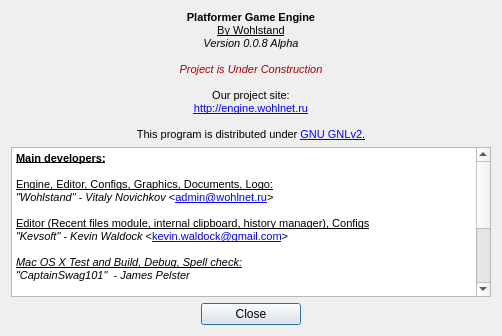
First picture: the form in Editor/aboutdialog.ui, repository WohlSoft/Moondust-Project, before the edit.
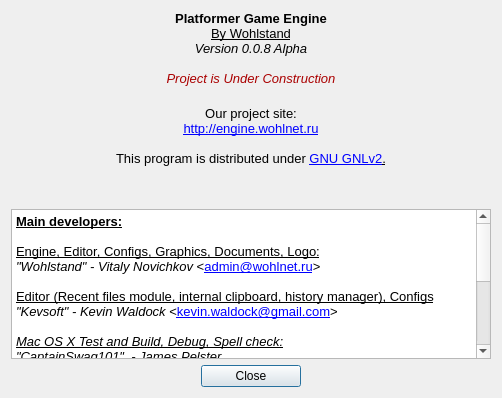
Second picture: the form after the edit. Icons and pictures are not drawn.

Commit message: Test fix aboutDialog size for Mac OS X

Diff of the .ui file:
```diff
--- a/Editor/aboutdialog.ui
+++ b/Editor/aboutdialog.ui
@@ -10,7 +10,7 @@
     <x>0</x>
     <y>0</y>
     <width>500</width>
-    <height>404</height>
+    <height>410</height>
    </rect>
   </property>
   <property name="sizePolicy">
@@ -21,8 +21,8 @@
   </property>
   <property name="minimumSize">
    <size>
-    <width>401</width>
-    <height>0</height>
+    <width>500</width>
+    <height>410</height>
    </size>
   </property>
   <property name="baseSize">
@@ -62,12 +62,12 @@
    <property name="sizeConstraint">
     <enum>QLayout::SetFixedSize</enum>
    </property>
-   <item row="0" column="0" colspan="3">
+   <item row="0" column="0" colspan="3" alignment="Qt::AlignHCenter">
     <widget class="QLabel" name="label">
      <property name="minimumSize">
       <size>
-       <width>0</width>
-       <height>0</height>
+       <width>476</width>
+       <height>192</height>
       </size>
      </property>
      <property name="font">
@@ -87,16 +87,16 @@
       <string>&lt;!DOCTYPE HTML PUBLIC &quot;-//W3C//DTD HTML 4.0//EN&quot; &quot;http://www.w3.org/TR/REC-html40/strict.dtd&quot;&gt;
 &lt;html&gt;&lt;head&gt;&lt;meta name=&quot;qrichtext&quot; content=&quot;1&quot; /&gt;&lt;style type=&quot;text/css&quot;&gt;
 p, li { white-space: pre-wrap; }
-&lt;/style&gt;&lt;/head&gt;&lt;body style=&quot; font-family:'Liberation Sans'; font-size:8pt; font-weight:600; font-style:normal;&quot;&gt;
+&lt;/style&gt;&lt;/head&gt;&lt;body style=&quot; font-family:'Liberation Sans'; font-size:13pt; font-weight:600; font-style:normal;&quot;&gt;
 &lt;p align=&quot;center&quot; style=&quot; margin-top:0px; margin-bottom:0px; margin-left:0px; margin-right:0px; -qt-block-indent:0; text-indent:0px;&quot;&gt;&lt;img src=&quot;:/images/mushroom.png&quot; /&gt;&lt;/p&gt;
-&lt;p align=&quot;center&quot; style=&quot; margin-top:0px; margin-bottom:0px; margin-left:0px; margin-right:0px; -qt-block-indent:0; text-indent:0px;&quot;&gt;Platformer Game Engine&lt;/p&gt;
-&lt;p align=&quot;center&quot; style=&quot; margin-top:0px; margin-bottom:0px; margin-left:0px; margin-right:0px; -qt-block-indent:0; text-indent:0px;&quot;&gt;&lt;span style=&quot; font-weight:400; text-decoration: underline;&quot;&gt;By Wohlstand&lt;/span&gt;&lt;br /&gt;&lt;span style=&quot; font-weight:400; font-style:italic;&quot;&gt;Version 0.0.8 Alpha&lt;/span&gt;&lt;/p&gt;
-&lt;p align=&quot;center&quot; style=&quot;-qt-paragraph-type:empty; margin-top:0px; margin-bottom:0px; margin-left:0px; margin-right:0px; -qt-block-indent:0; text-indent:0px; font-weight:400; font-style:italic;&quot;&gt;&lt;br /&gt;&lt;/p&gt;
-&lt;p align=&quot;center&quot; style=&quot; margin-top:0px; margin-bottom:0px; margin-left:0px; margin-right:0px; -qt-block-indent:0; text-indent:0px;&quot;&gt;&lt;span style=&quot; font-weight:400; font-style:italic; color:#aa0000;&quot;&gt;Project is Under Construction&lt;/span&gt;&lt;span style=&quot; font-weight:400;&quot;&gt;&lt;br /&gt;&lt;/span&gt;&lt;/p&gt;
-&lt;p align=&quot;center&quot; style=&quot; margin-top:0px; margin-bottom:0px; margin-left:0px; margin-right:0px; -qt-block-indent:0; text-indent:0px;&quot;&gt;&lt;span style=&quot; font-weight:400;&quot;&gt;Our project site:&lt;/span&gt;&lt;/p&gt;
-&lt;p align=&quot;center&quot; style=&quot; margin-top:0px; margin-bottom:0px; margin-left:0px; margin-right:0px; -qt-block-indent:0; text-indent:0px;&quot;&gt;&lt;a href=&quot;http://engine.wohlnet.ru&quot;&gt;&lt;span style=&quot; font-weight:400; text-decoration: underline; color:#0000ff;&quot;&gt;http://engine.wohlnet.ru&lt;/span&gt;&lt;/a&gt;&lt;/p&gt;
-&lt;p align=&quot;center&quot; style=&quot;-qt-paragraph-type:empty; margin-top:0px; margin-bottom:0px; margin-left:0px; margin-right:0px; -qt-block-indent:0; text-indent:0px; font-weight:400; text-decoration: underline; color:#0000ff;&quot;&gt;&lt;br /&gt;&lt;/p&gt;
-&lt;p align=&quot;center&quot; style=&quot; margin-top:0px; margin-bottom:0px; margin-left:0px; margin-right:0px; -qt-block-indent:0; text-indent:0px;&quot;&gt;&lt;span style=&quot; font-weight:400;&quot;&gt;This program is distributed under &lt;/span&gt;&lt;a href=&quot;http://www.gnu.org/licenses/gpl-2.0.html&quot;&gt;&lt;span style=&quot; font-weight:400; text-decoration: underline; color:#0000ff;&quot;&gt;GNU GNLv2&lt;/span&gt;&lt;/a&gt;&lt;span style=&quot; font-weight:400; text-decoration: underline;&quot;&gt;.&lt;/span&gt;&lt;/p&gt;&lt;/body&gt;&lt;/html&gt;</string>
+&lt;p align=&quot;center&quot; style=&quot; margin-top:0px; margin-bottom:0px; margin-left:0px; margin-right:0px; -qt-block-indent:0; text-indent:0px;&quot;&gt;&lt;span style=&quot; font-size:10pt;&quot;&gt;Platformer Game Engine&lt;/span&gt;&lt;/p&gt;
+&lt;p align=&quot;center&quot; style=&quot; margin-top:0px; margin-bottom:0px; margin-left:0px; margin-right:0px; -qt-block-indent:0; text-indent:0px;&quot;&gt;&lt;span style=&quot; font-size:10pt; font-weight:400; text-decoration: underline;&quot;&gt;By Wohlstand&lt;/span&gt;&lt;span style=&quot; font-size:10pt;&quot;&gt;&lt;br /&gt;&lt;/span&gt;&lt;span style=&quot; font-size:10pt; font-weight:400; font-style:italic;&quot;&gt;Version 0.0.8 Alpha&lt;/span&gt;&lt;/p&gt;
+&lt;p align=&quot;center&quot; style=&quot;-qt-paragraph-type:empty; margin-top:0px; margin-bottom:0px; margin-left:0px; margin-right:0px; -qt-block-indent:0; text-indent:0px; font-size:10pt; font-weight:400; font-style:italic;&quot;&gt;&lt;br /&gt;&lt;/p&gt;
+&lt;p align=&quot;center&quot; style=&quot; margin-top:0px; margin-bottom:0px; margin-left:0px; margin-right:0px; -qt-block-indent:0; text-indent:0px;&quot;&gt;&lt;span style=&quot; font-size:10pt; font-weight:400; font-style:italic; color:#aa0000;&quot;&gt;Project is Under Construction&lt;/span&gt;&lt;span style=&quot; font-size:10pt; font-weight:400;&quot;&gt;&lt;br /&gt;&lt;/span&gt;&lt;/p&gt;
+&lt;p align=&quot;center&quot; style=&quot; margin-top:0px; margin-bottom:0px; margin-left:0px; margin-right:0px; -qt-block-indent:0; text-indent:0px;&quot;&gt;&lt;span style=&quot; font-size:10pt; font-weight:400;&quot;&gt;Our project site:&lt;/span&gt;&lt;/p&gt;
+&lt;p align=&quot;center&quot; style=&quot; margin-top:0px; margin-bottom:0px; margin-left:0px; margin-right:0px; -qt-block-indent:0; text-indent:0px;&quot;&gt;&lt;a href=&quot;http://engine.wohlnet.ru&quot;&gt;&lt;span style=&quot; font-size:10pt; font-weight:400; text-decoration: underline; color:#0000ff;&quot;&gt;http://engine.wohlnet.ru&lt;/span&gt;&lt;/a&gt;&lt;/p&gt;
+&lt;p align=&quot;center&quot; style=&quot;-qt-paragraph-type:empty; margin-top:0px; margin-bottom:0px; margin-left:0px; margin-right:0px; -qt-block-indent:0; text-indent:0px; font-size:10pt; font-weight:400; text-decoration: underline; color:#0000ff;&quot;&gt;&lt;br /&gt;&lt;/p&gt;
+&lt;p align=&quot;center&quot; style=&quot; margin-top:0px; margin-bottom:0px; margin-left:0px; margin-right:0px; -qt-block-indent:0; text-indent:0px;&quot;&gt;&lt;span style=&quot; font-size:10pt; font-weight:400;&quot;&gt;This program is distributed under &lt;/span&gt;&lt;a href=&quot;http://www.gnu.org/licenses/gpl-2.0.html&quot;&gt;&lt;span style=&quot; font-size:10pt; font-weight:400; text-decoration: underline; color:#0000ff;&quot;&gt;GNU GNLv2&lt;/span&gt;&lt;/a&gt;&lt;span style=&quot; font-size:10pt; font-weight:400; text-decoration: underline;&quot;&gt;.&lt;/span&gt;&lt;/p&gt;&lt;/body&gt;&lt;/html&gt;</string>
      </property>
      <property name="alignment">
       <set>Qt::AlignLeading|Qt::AlignLeft|Qt::AlignTop</set>
@@ -109,52 +109,31 @@
      </property>
     </widget>
    </item>
-   <item row="1" column="0" colspan="3">
-    <widget class="QTextEdit" name="textEdit">
-     <property name="minimumSize">
+   <item row="2" column="2">
+    <spacer name="horizontalSpacer_2">
+     <property name="orientation">
+      <enum>Qt::Horizontal</enum>
+     </property>
+     <property name="sizeHint" stdset="0">
       <size>
-       <width>480</width>
-       <height>150</height>
+       <width>40</width>
+       <height>20</height>
       </size>
      </property>
-     <property name="maximumSize">
+    </spacer>
+   </item>
+   <item row="2" column="0">
+    <spacer name="horizontalSpacer">
+     <property name="orientation">
+      <enum>Qt::Horizontal</enum>
+     </property>
+     <property name="sizeHint" stdset="0">
       <size>
-       <width>16777215</width>
-       <height>150</height>
+       <width>40</width>
+       <height>20</height>
       </size>
      </property>
-     <property name="verticalScrollBarPolicy">
-      <enum>Qt::ScrollBarAlwaysOn</enum>
-     </property>
-     <property name="horizontalScrollBarPolicy">
-      <enum>Qt::ScrollBarAlwaysOff</enum>
-     </property>
-     <property name="html">
-      <string>&lt;!DOCTYPE HTML PUBLIC &quot;-//W3C//DTD HTML 4.0//EN&quot; &quot;http://www.w3.org/TR/REC-html40/strict.dtd&quot;&gt;
-&lt;html&gt;&lt;head&gt;&lt;meta name=&quot;qrichtext&quot; content=&quot;1&quot; /&gt;&lt;style type=&quot;text/css&quot;&gt;
-p, li { white-space: pre-wrap; }
-&lt;/style&gt;&lt;/head&gt;&lt;body style=&quot; font-family:'Liberation Sans'; font-size:8.25pt; font-weight:400; font-style:normal;&quot;&gt;
-&lt;p style=&quot; margin-top:0px; margin-bottom:0px; margin-left:0px; margin-right:0px; -qt-block-indent:0; text-indent:0px;&quot;&gt;&lt;span style=&quot; font-size:8pt; font-weight:600; text-decoration: underline;&quot;&gt;Main developers:&lt;br /&gt;&lt;/span&gt;&lt;/p&gt;
-&lt;p style=&quot; margin-top:0px; margin-bottom:0px; margin-left:0px; margin-right:0px; -qt-block-indent:0; text-indent:0px;&quot;&gt;&lt;span style=&quot; font-size:8pt; text-decoration: underline;&quot;&gt;Engine, Editor, Configs, Graphics, Documents, Logo:&lt;/span&gt;&lt;/p&gt;
-&lt;p style=&quot; margin-top:0px; margin-bottom:0px; margin-left:0px; margin-right:0px; -qt-block-indent:0; text-indent:0px;&quot;&gt;&lt;span style=&quot; font-size:8pt; font-style:italic;&quot;&gt;&amp;quot;Wohlstand&amp;quot; - Vitaly Novichkov&lt;/span&gt;&lt;span style=&quot; font-size:8pt;&quot;&gt; &amp;lt;&lt;/span&gt;&lt;a href=&quot;mailto:admin@wohlnet.ru&quot;&gt;&lt;span style=&quot; font-size:8pt; text-decoration: underline; color:#0000ff;&quot;&gt;admin@wohlnet.ru&lt;/span&gt;&lt;/a&gt;&lt;span style=&quot; font-size:8pt;&quot;&gt;&amp;gt;&lt;br /&gt;&lt;/span&gt;&lt;/p&gt;
-&lt;p style=&quot; margin-top:0px; margin-bottom:0px; margin-left:0px; margin-right:0px; -qt-block-indent:0; text-indent:0px;&quot;&gt;&lt;span style=&quot; font-size:8pt; text-decoration: underline;&quot;&gt;Editor (Recent files module, internal clipboard, history manager), Configs&lt;/span&gt;&lt;/p&gt;
-&lt;p style=&quot; margin-top:0px; margin-bottom:0px; margin-left:0px; margin-right:0px; -qt-block-indent:0; text-indent:0px;&quot;&gt;&lt;span style=&quot; font-size:8pt; font-style:italic;&quot;&gt;&amp;quot;Kevsoft&amp;quot; - Kevin Waldock &lt;/span&gt;&lt;span style=&quot; font-size:8pt;&quot;&gt;&amp;lt;&lt;/span&gt;&lt;a href=&quot;mailto:kevin.waldock@gmail.com&quot;&gt;&lt;span style=&quot; font-size:8pt; text-decoration: underline; color:#0000ff;&quot;&gt;kevin.waldock@gmail.com&lt;/span&gt;&lt;/a&gt;&lt;span style=&quot; font-size:8pt;&quot;&gt;&amp;gt;&lt;/span&gt;&lt;/p&gt;
-&lt;p style=&quot;-qt-paragraph-type:empty; margin-top:0px; margin-bottom:0px; margin-left:0px; margin-right:0px; -qt-block-indent:0; text-indent:0px; font-size:8pt;&quot;&gt;&lt;br /&gt;&lt;/p&gt;
-&lt;p style=&quot; margin-top:0px; margin-bottom:0px; margin-left:0px; margin-right:0px; -qt-block-indent:0; text-indent:0px;&quot;&gt;&lt;span style=&quot; font-size:8pt; font-style:italic; text-decoration: underline;&quot;&gt;Mac OS X Test and Build, Debug, Spell check:&lt;/span&gt;&lt;/p&gt;
-&lt;p style=&quot; margin-top:0px; margin-bottom:0px; margin-left:0px; margin-right:0px; -qt-block-indent:0; text-indent:0px;&quot;&gt;&lt;span style=&quot; font-size:8pt; font-style:italic;&quot;&gt;&amp;quot;CaptainSwag101&amp;quot;  - James Pelster&lt;br /&gt;&lt;/span&gt;&lt;/p&gt;
-&lt;p style=&quot; margin-top:0px; margin-bottom:0px; margin-left:0px; margin-right:0px; -qt-block-indent:0; text-indent:0px;&quot;&gt;&lt;span style=&quot; font-size:8pt; text-decoration: underline;&quot;&gt;Graphics, Documents, Spell check:&lt;/span&gt;&lt;/p&gt;
-&lt;p style=&quot; margin-top:0px; margin-bottom:0px; margin-left:0px; margin-right:0px; -qt-block-indent:0; text-indent:0px;&quot;&gt;&lt;span style=&quot; font-size:8pt; font-style:italic;&quot;&gt;Veudekato&lt;/span&gt;&lt;/p&gt;
-&lt;p style=&quot;-qt-paragraph-type:empty; margin-top:0px; margin-bottom:0px; margin-left:0px; margin-right:0px; -qt-block-indent:0; text-indent:0px; font-size:8pt; font-style:italic;&quot;&gt;&lt;br /&gt;&lt;/p&gt;
-&lt;p style=&quot; margin-top:0px; margin-bottom:0px; margin-left:0px; margin-right:0px; -qt-block-indent:0; text-indent:0px;&quot;&gt;&lt;span style=&quot; font-size:8pt; font-weight:600; text-decoration: underline;&quot;&gt;Big thanks to:&lt;/span&gt;&lt;/p&gt;
-&lt;p style=&quot;-qt-paragraph-type:empty; margin-top:0px; margin-bottom:0px; margin-left:0px; margin-right:0px; -qt-block-indent:0; text-indent:0px; font-size:8pt;&quot;&gt;&lt;br /&gt;&lt;/p&gt;
-&lt;p style=&quot; margin-top:0px; margin-bottom:0px; margin-left:0px; margin-right:0px; -qt-block-indent:0; text-indent:0px;&quot;&gt;&lt;span style=&quot; font-size:8pt; font-style:italic;&quot;&gt;Natsu - help with logo&lt;/span&gt;&lt;span style=&quot; font-size:8pt; font-weight:600; text-decoration: underline;&quot;&gt;&lt;br /&gt;&lt;/span&gt;&lt;span style=&quot; font-size:8pt; font-style:italic;&quot;&gt;h2643&lt;/span&gt;&lt;/p&gt;
-&lt;p style=&quot; margin-top:0px; margin-bottom:0px; margin-left:0px; margin-right:0px; -qt-block-indent:0; text-indent:0px;&quot;&gt;&lt;span style=&quot; font-size:8pt; font-style:italic;&quot;&gt;FanofSMBX&lt;/span&gt;&lt;/p&gt;
-&lt;p style=&quot; margin-top:0px; margin-bottom:0px; margin-left:0px; margin-right:0px; -qt-block-indent:0; text-indent:0px;&quot;&gt;&lt;span style=&quot; font-size:8pt; font-style:italic;&quot;&gt;Luigifan2010&lt;/span&gt;&lt;/p&gt;&lt;/body&gt;&lt;/html&gt;</string>
-     </property>
-     <property name="textInteractionFlags">
-      <set>Qt::LinksAccessibleByKeyboard|Qt::LinksAccessibleByMouse|Qt::TextBrowserInteraction|Qt::TextSelectableByKeyboard|Qt::TextSelectableByMouse</set>
-     </property>
-    </widget>
+    </spacer>
    </item>
    <item row="2" column="1">
     <widget class="QPushButton" name="pushButton">
@@ -178,31 +157,58 @@
      </property>
     </widget>
    </item>
-   <item row="2" column="0">
-    <spacer name="horizontalSpacer">
-     <property name="orientation">
-      <enum>Qt::Horizontal</enum>
-     </property>
-     <property name="sizeHint" stdset="0">
+   <item row="1" column="0" colspan="3" alignment="Qt::AlignHCenter">
+    <widget class="QTextEdit" name="textEdit">
+     <property name="minimumSize">
       <size>
-       <width>40</width>
-       <height>20</height>
+       <width>480</width>
+       <height>150</height>
       </size>
      </property>
-    </spacer>
-   </item>
-   <item row="2" column="2">
-    <spacer name="horizontalSpacer_2">
-     <property name="orientation">
-      <enum>Qt::Horizontal</enum>
-     </property>
-     <property name="sizeHint" stdset="0">
+     <property name="maximumSize">
       <size>
-       <width>40</width>
-       <height>20</height>
+       <width>16777215</width>
+       <height>150</height>
       </size>
      </property>
-    </spacer>
+     <property name="font">
+      <font>
+       <family>Lucida Grande</family>
+       <pointsize>10</pointsize>
+      </font>
+     </property>
+     <property name="verticalScrollBarPolicy">
+      <enum>Qt::ScrollBarAlwaysOn</enum>
+     </property>
+     <property name="horizontalScrollBarPolicy">
+      <enum>Qt::ScrollBarAlwaysOff</enum>
+     </property>
+     <property name="html">
+      <string>&lt;!DOCTYPE HTML PUBLIC &quot;-//W3C//DTD HTML 4.0//EN&quot; &quot;http://www.w3.org/TR/REC-html40/strict.dtd&quot;&gt;
+&lt;html&gt;&lt;head&gt;&lt;meta name=&quot;qrichtext&quot; content=&quot;1&quot; /&gt;&lt;style type=&quot;text/css&quot;&gt;
+p, li { white-space: pre-wrap; }
+&lt;/style&gt;&lt;/head&gt;&lt;body style=&quot; font-family:'Lucida Grande'; font-size:10pt; font-weight:400; font-style:normal;&quot;&gt;
+&lt;p style=&quot; margin-top:0px; margin-bottom:0px; margin-left:0px; margin-right:0px; -qt-block-indent:0; text-indent:0px;&quot;&gt;&lt;span style=&quot; font-family:'Liberation Sans'; font-weight:600; text-decoration: underline;&quot;&gt;Main developers:&lt;br /&gt;&lt;/span&gt;&lt;/p&gt;
+&lt;p style=&quot; margin-top:0px; margin-bottom:0px; margin-left:0px; margin-right:0px; -qt-block-indent:0; text-indent:0px;&quot;&gt;&lt;span style=&quot; font-family:'Liberation Sans'; text-decoration: underline;&quot;&gt;Engine, Editor, Configs, Graphics, Documents, Logo:&lt;/span&gt;&lt;/p&gt;
+&lt;p style=&quot; margin-top:0px; margin-bottom:0px; margin-left:0px; margin-right:0px; -qt-block-indent:0; text-indent:0px;&quot;&gt;&lt;span style=&quot; font-family:'Liberation Sans'; font-style:italic;&quot;&gt;&amp;quot;Wohlstand&amp;quot; - Vitaly Novichkov&lt;/span&gt;&lt;span style=&quot; font-family:'Liberation Sans';&quot;&gt; &amp;lt;&lt;/span&gt;&lt;a href=&quot;mailto:admin@wohlnet.ru&quot;&gt;&lt;span style=&quot; font-family:'Liberation Sans'; text-decoration: underline; color:#0000ff;&quot;&gt;admin@wohlnet.ru&lt;/span&gt;&lt;/a&gt;&lt;span style=&quot; font-family:'Liberation Sans';&quot;&gt;&amp;gt;&lt;br /&gt;&lt;/span&gt;&lt;/p&gt;
+&lt;p style=&quot; margin-top:0px; margin-bottom:0px; margin-left:0px; margin-right:0px; -qt-block-indent:0; text-indent:0px;&quot;&gt;&lt;span style=&quot; font-family:'Liberation Sans'; text-decoration: underline;&quot;&gt;Editor (Recent files module, internal clipboard, history manager), Configs&lt;/span&gt;&lt;/p&gt;
+&lt;p style=&quot; margin-top:0px; margin-bottom:0px; margin-left:0px; margin-right:0px; -qt-block-indent:0; text-indent:0px;&quot;&gt;&lt;span style=&quot; font-family:'Liberation Sans'; font-style:italic;&quot;&gt;&amp;quot;Kevsoft&amp;quot; - Kevin Waldock &lt;/span&gt;&lt;span style=&quot; font-family:'Liberation Sans';&quot;&gt;&amp;lt;&lt;/span&gt;&lt;a href=&quot;mailto:kevin.waldock@gmail.com&quot;&gt;&lt;span style=&quot; font-family:'Liberation Sans'; text-decoration: underline; color:#0000ff;&quot;&gt;kevin.waldock@gmail.com&lt;/span&gt;&lt;/a&gt;&lt;span style=&quot; font-family:'Liberation Sans';&quot;&gt;&amp;gt;&lt;/span&gt;&lt;/p&gt;
+&lt;p style=&quot;-qt-paragraph-type:empty; margin-top:0px; margin-bottom:0px; margin-left:0px; margin-right:0px; -qt-block-indent:0; text-indent:0px; font-family:'Liberation Sans';&quot;&gt;&lt;br /&gt;&lt;/p&gt;
+&lt;p style=&quot; margin-top:0px; margin-bottom:0px; margin-left:0px; margin-right:0px; -qt-block-indent:0; text-indent:0px;&quot;&gt;&lt;span style=&quot; font-family:'Liberation Sans'; font-style:italic; text-decoration: underline;&quot;&gt;Mac OS X Test and Build, Debug, Spell check:&lt;/span&gt;&lt;/p&gt;
+&lt;p style=&quot; margin-top:0px; margin-bottom:0px; margin-left:0px; margin-right:0px; -qt-block-indent:0; text-indent:0px;&quot;&gt;&lt;span style=&quot; font-family:'Liberation Sans'; font-style:italic;&quot;&gt;&amp;quot;CaptainSwag101&amp;quot;  - James Pelster&lt;br /&gt;&lt;/span&gt;&lt;/p&gt;
+&lt;p style=&quot; margin-top:0px; margin-bottom:0px; margin-left:0px; margin-right:0px; -qt-block-indent:0; text-indent:0px;&quot;&gt;&lt;span style=&quot; font-family:'Liberation Sans'; text-decoration: underline;&quot;&gt;Graphics, Documents, Spell check:&lt;/span&gt;&lt;/p&gt;
+&lt;p style=&quot; margin-top:0px; margin-bottom:0px; margin-left:0px; margin-right:0px; -qt-block-indent:0; text-indent:0px;&quot;&gt;&lt;span style=&quot; font-family:'Liberation Sans'; font-style:italic;&quot;&gt;Veudekato&lt;/span&gt;&lt;/p&gt;
+&lt;p style=&quot;-qt-paragraph-type:empty; margin-top:0px; margin-bottom:0px; margin-left:0px; margin-right:0px; -qt-block-indent:0; text-indent:0px; font-family:'Liberation Sans'; font-style:italic;&quot;&gt;&lt;br /&gt;&lt;/p&gt;
+&lt;p style=&quot; margin-top:0px; margin-bottom:0px; margin-left:0px; margin-right:0px; -qt-block-indent:0; text-indent:0px;&quot;&gt;&lt;span style=&quot; font-family:'Liberation Sans'; font-weight:600; text-decoration: underline;&quot;&gt;Big thanks to:&lt;/span&gt;&lt;/p&gt;
+&lt;p style=&quot;-qt-paragraph-type:empty; margin-top:0px; margin-bottom:0px; margin-left:0px; margin-right:0px; -qt-block-indent:0; text-indent:0px; font-family:'Liberation Sans';&quot;&gt;&lt;br /&gt;&lt;/p&gt;
+&lt;p style=&quot; margin-top:0px; margin-bottom:0px; margin-left:0px; margin-right:0px; -qt-block-indent:0; text-indent:0px;&quot;&gt;&lt;span style=&quot; font-family:'Liberation Sans'; font-style:italic;&quot;&gt;Natsu - help with logo&lt;/span&gt;&lt;span style=&quot; font-family:'Liberation Sans'; font-weight:600; text-decoration: underline;&quot;&gt;&lt;br /&gt;&lt;/span&gt;&lt;span style=&quot; font-family:'Liberation Sans'; font-style:italic;&quot;&gt;h2643&lt;/span&gt;&lt;/p&gt;
+&lt;p style=&quot; margin-top:0px; margin-bottom:0px; margin-left:0px; margin-right:0px; -qt-block-indent:0; text-indent:0px;&quot;&gt;&lt;span style=&quot; font-family:'Liberation Sans'; font-style:italic;&quot;&gt;FanofSMBX&lt;/span&gt;&lt;/p&gt;
+&lt;p style=&quot; margin-top:0px; margin-bottom:0px; margin-left:0px; margin-right:0px; -qt-block-indent:0; text-indent:0px;&quot;&gt;&lt;span style=&quot; font-family:'Liberation Sans'; font-style:italic;&quot;&gt;Luigifan2010&lt;/span&gt;&lt;/p&gt;&lt;/body&gt;&lt;/html&gt;</string>
+     </property>
+     <property name="textInteractionFlags">
+      <set>Qt::LinksAccessibleByKeyboard|Qt::LinksAccessibleByMouse|Qt::TextBrowserInteraction|Qt::TextSelectableByKeyboard|Qt::TextSelectableByMouse</set>
+     </property>
+    </widget>
    </item>
   </layout>
   <action name="actionCloseDialog">
```
Left out of the diff: 2 changed lines with no effect on the pictures.
